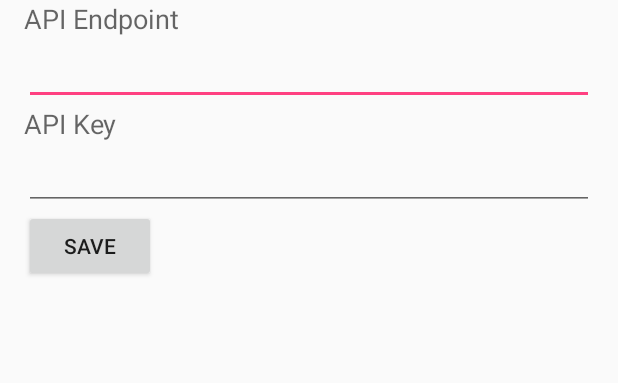
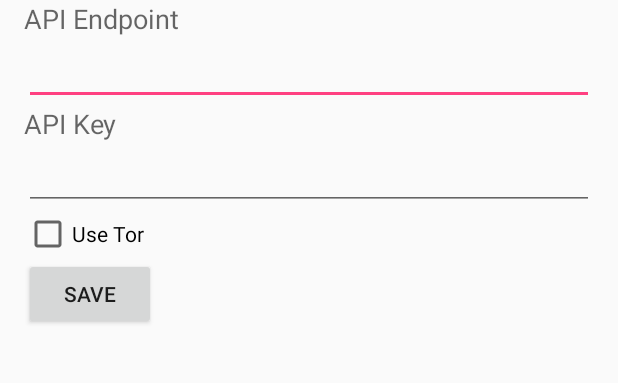
Before and after one commit to reality/alsuti, an Android app: the screen it shows after launch (AlsutiActivity), after a tap on "SAVE", on a phone screen of 412 x 824 dp, the part 152-535 px from its top. Run offline under Robolectric (Android 15) with nearby library versions, the phone set to English and light mode, and no system bars.

Commit message:
tor support for android app

```diff
--- a/android/app/src/main/java/rehab/reality/alsuti/AlsutiActivity.java
+++ b/android/app/src/main/java/rehab/reality/alsuti/AlsutiActivity.java
@@ -15,6 +15,7 @@ import android.view.Menu;
 import android.view.MenuItem;
 import android.view.inputmethod.EditorInfo;
 import android.widget.Button;
+import android.widget.CheckBox;
 import android.widget.EditText;
 import android.widget.TextView;
 import android.widget.Toast;
@@ -25,6 +26,7 @@ public class AlsutiActivity extends AppCompatActivity {
     Activity activity;
     EditText apiEndpoint;
     EditText apiKey;
+    CheckBox useTor;
 
     @Override
     protected void onCreate(Bundle savedInstanceState) {
@@ -41,12 +43,15 @@ public class AlsutiActivity extends AppCompatActivity {
             apiEndpoint.setText(this.prefs.getString("apiEndpoint", ""));
             apiKey.setText(this.prefs.getString("apiKey", ""));
 
+            useTor = (CheckBox) findViewById(R.id.useTor);
+            useTor.setChecked(this.prefs.getBoolean("useTor", false));
     }
 
     public void onClickBtn(View v) {
         SharedPreferences.Editor editor = prefs.edit();
         editor.putString("apiEndpoint", apiEndpoint.getText().toString());
         editor.putString("apiKey", apiKey.getText().toString());
+        editor.putBoolean("useTor", useTor.isChecked());
         editor.commit();
         Toast.makeText(this, "Settings saved", Toast.LENGTH_LONG).show();
     }
--- a/android/app/src/main/res/layout/content_alsuti.xml
+++ b/android/app/src/main/res/layout/content_alsuti.xml
@@ -54,6 +54,13 @@
             android:id="@+id/editApiKeyText"
             android:layout_gravity="center_horizontal" />
 
+        <CheckBox
+            android:layout_width="wrap_content"
+            android:layout_height="wrap_content"
+            android:text="Use Tor"
+            android:id="@+id/useTor"
+            android:checked="false" />
+
         <Button
             android:layout_width="wrap_content"
             android:layout_height="wrap_content"
```
Also changed, not shown: android/app/src/main/java/rehab/reality/alsuti/SocksProxySelector.java (deleted, +0 -24 lines), android/app/src/main/java/rehab/reality/alsuti/UploadActivity.java (+4 -4 lines), 41 other files.
